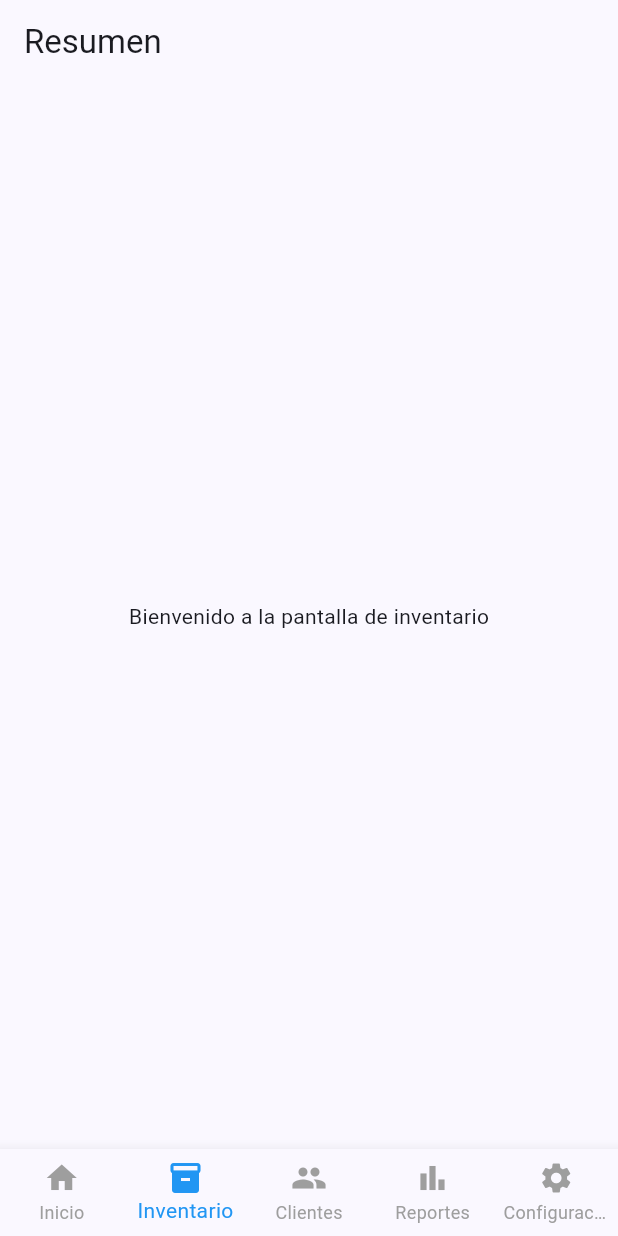
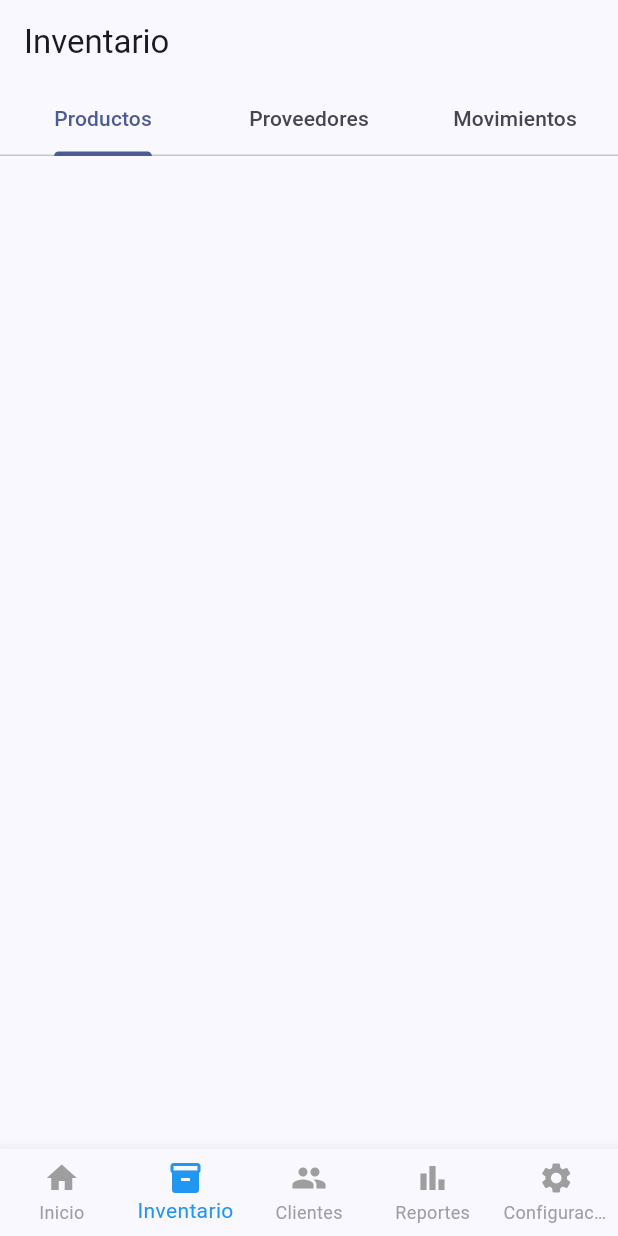
Before and after one commit to nelsonYB/paty_cosmeticos, a Flutter app: the InventoryScreen screen opened by its route, on a phone screen of 412 x 824 dp. Run offline on Flutter 3.47's test engine with Material 3 defaults, Android fonts, the light colour scheme and no system bars; our stand-ins replace flutter_dotenv, go_router.

Commit message:
Tab en pantalla de inventario añadido

```diff
--- a/lib/features/inventory/presentation/inventory_screen.dart
+++ b/lib/features/inventory/presentation/inventory_screen.dart
@@ -13,15 +13,31 @@ class _InventoryScreenState extends State<InventoryScreen> with SingleTickerProv
   String _selectedCategory = 'Todas';
   List<String> _categories = ['Todas', 'Shampoo', 'Acondicionador', 'Mascarilla', 'Tinte', 'Otros'];
 
+  @override
+  void initState() {
+    super.initState();
+    _tabController = TabController(length: 3, vsync: this);
+  }
+
+  @override
+  void dispose() {
+    _tabController.dispose();
+    super.dispose();
+  }
 
   @override
   Widget build(BuildContext context) {
     return Scaffold(
       appBar: AppBar(
-        title: const Text('Resumen'),
-      ),
-      body: const Center(
-        child: Text('Bienvenido a la pantalla de inventario'),
+        title: const Text('Inventario'),
+        bottom: TabBar(
+          controller: _tabController,
+          tabs: const [
+            Tab(text: 'Productos'),
+            Tab(text: 'Proveedores'),
+            Tab(text: 'Movimientos'),
+          ],
+        ),
       ),
     );
   }
```
